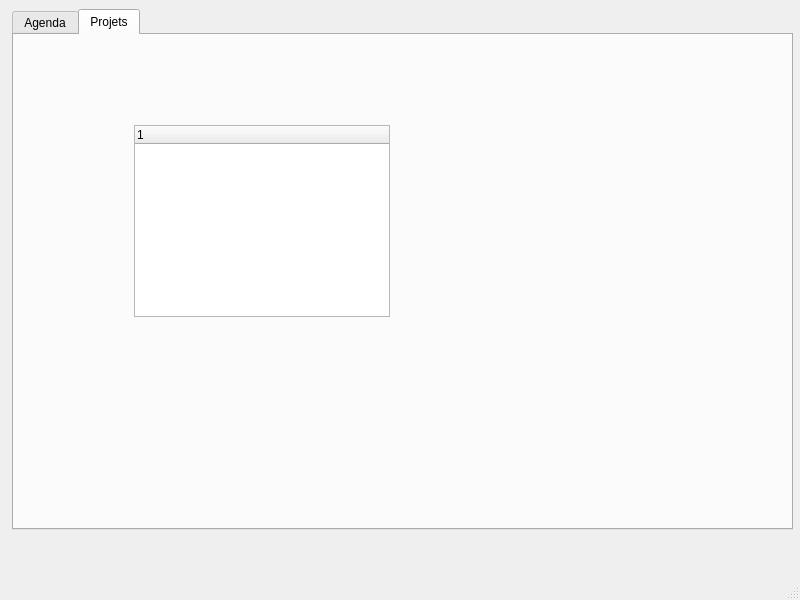
First picture: the form in src/mainwindow.ui, repository sowlosc/ProjectCalendar, before the edit.
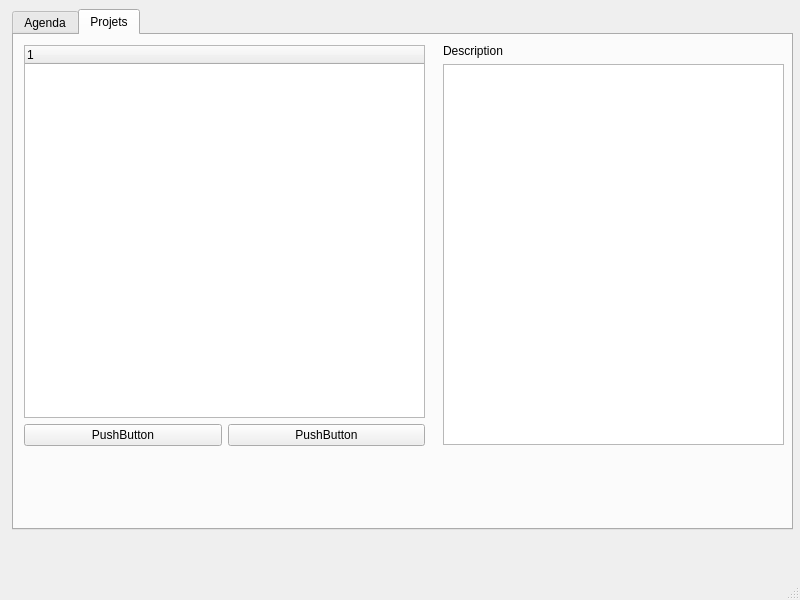
Second picture: the form after the edit.

Commit message: Ajout treeWidget + description

Patch:
```diff
--- a/src/mainwindow.ui
+++ b/src/mainwindow.ui
@@ -35,20 +35,69 @@
      <attribute name="title">
       <string>Projets</string>
      </attribute>
-     <widget class="QTreeWidget" name="treeWidget">
+     <widget class="QWidget" name="verticalLayoutWidget">
       <property name="geometry">
        <rect>
-        <x>120</x>
-        <y>90</y>
-        <width>256</width>
-        <height>192</height>
+        <x>10</x>
+        <y>10</y>
+        <width>401</width>
+        <height>401</height>
        </rect>
       </property>
-      <column>
-       <property name="text">
-        <string notr="true">1</string>
-       </property>
-      </column>
+      <layout class="QVBoxLayout" name="verticalLayout">
+       <item>
+        <widget class="QTreeWidget" name="treeWidget">
+         <column>
+          <property name="text">
+           <string notr="true">1</string>
+          </property>
+         </column>
+        </widget>
+       </item>
+       <item>
+        <layout class="QHBoxLayout" name="horizontalLayout">
+         <property name="sizeConstraint">
+          <enum>QLayout::SetDefaultConstraint</enum>
+         </property>
+         <item>
+          <widget class="QPushButton" name="pushButton_6">
+           <property name="text">
+            <string>PushButton</string>
+           </property>
+          </widget>
+         </item>
+         <item>
+          <widget class="QPushButton" name="pushButton_5">
+           <property name="text">
+            <string>PushButton</string>
+           </property>
+          </widget>
+         </item>
+        </layout>
+       </item>
+      </layout>
+     </widget>
+     <widget class="QWidget" name="verticalLayoutWidget_2">
+      <property name="geometry">
+       <rect>
+        <x>429</x>
+        <y>9</y>
+        <width>341</width>
+        <height>401</height>
+       </rect>
+      </property>
+      <layout class="QVBoxLayout" name="verticalLayout_2">
+       <item>
+        <widget class="QLabel" name="label">
+         <property name="text">
+          <string>Description</string>
+         </property>
+        </widget>
+       </item>
+       <item>
+        <widget class="QTextBrowser" name="descripteur"/>
+       </item>
+      </layout>
      </widget>
     </widget>
    </widget>
```
The commit also changes 111 other files.
